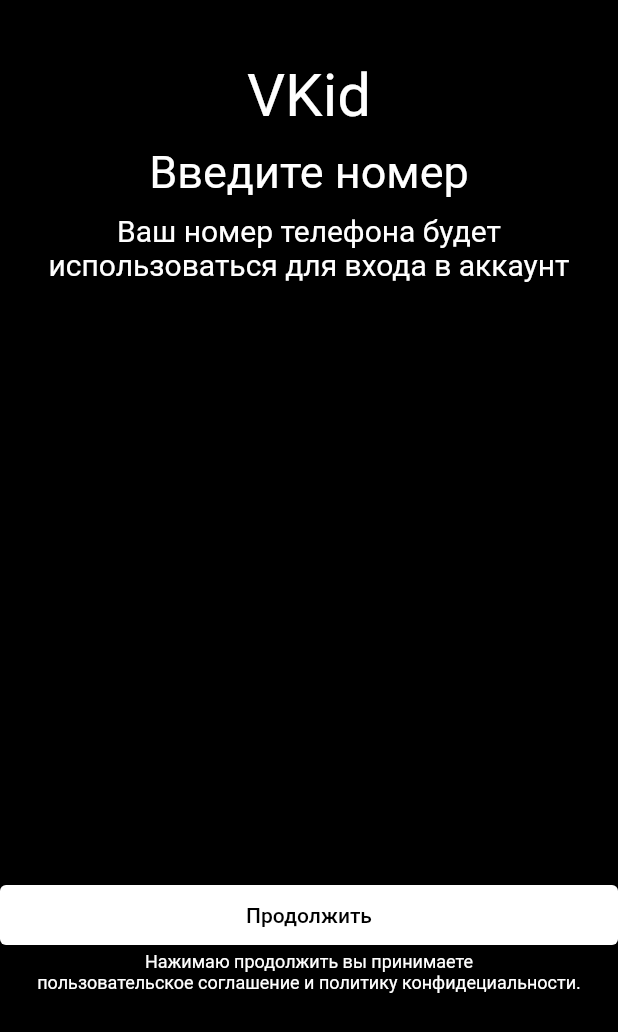
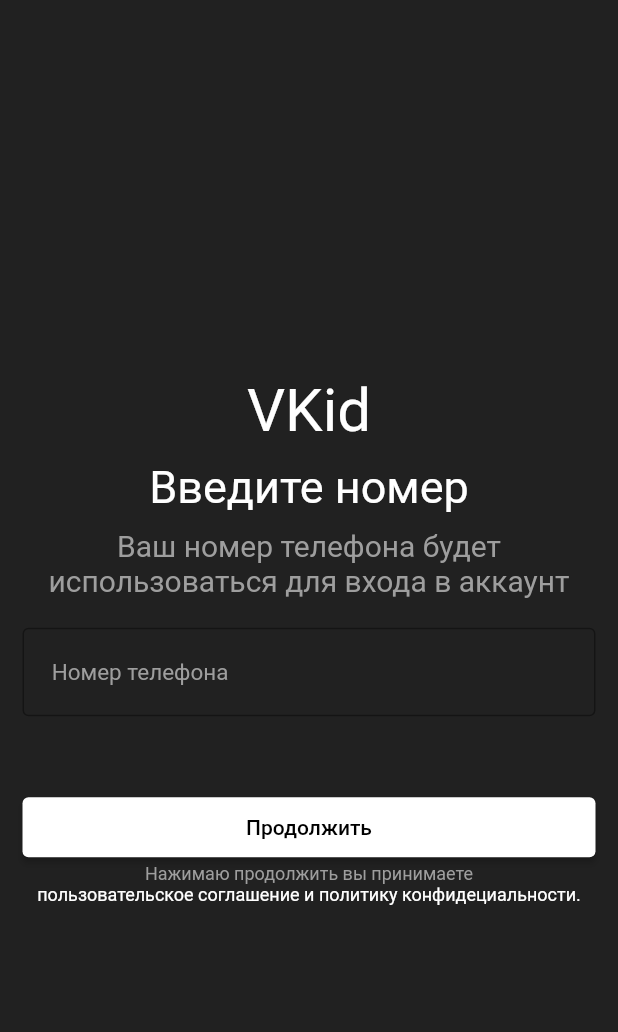
Before and after one commit to Arcticsniper1990/VK_flutter, a Flutter app: the RegistrWidget screen opened directly, on a phone screen of 412 x 824 dp. Shown: the top 1032 px of the screen. Run offline on Flutter 3.47's test engine with Material 2 defaults, Android fonts, the phone set to English and light mode, and no system bars.

Commit message:
registr.dart update

```diff
--- a/lib/widgets/registr/registr.dart
+++ b/lib/widgets/registr/registr.dart
@@ -11,10 +11,11 @@
   @override
   Widget build(BuildContext context) {
     return Scaffold(
-      backgroundColor: Colors.black,
-      body: Center(
-        child: Column(children: [
-          SizedBox(height: 40),
+      backgroundColor: Colors.grey.shade900,
+      body: Container(
+        padding: EdgeInsets.all(15),
+        child: Column(mainAxisAlignment: MainAxisAlignment.center, children: [
+          SizedBox(height: 30),
           Text(
             'VKid',
             style: TextStyle(color: Colors.white, fontSize: 40),
@@ -27,20 +28,44 @@
           SizedBox(height: 10),
           Text(
             'Ваш номер телефона будет использоваться для входа в аккаунт',
-            style: TextStyle(color: Colors.white, fontSize: 20) , textAlign: TextAlign.center,
+            style: TextStyle(color: Colors.grey.shade500, fontSize: 20),
+            textAlign: TextAlign.center,
           ),
-          TextField(),
-          SizedBox(height: 350),
-          ElevatedButton(style: ElevatedButton.styleFrom(
-                primary: Colors.white, minimumSize: Size.fromHeight(40)),
-              onPressed: () {}, child: Text('Продолжить',  style: TextStyle(color: Colors.black,),)),
-          Text(
-            'Нажимаю продолжить вы принимаете',
-            style: TextStyle(color: Colors.white, fontSize: 12), textAlign: TextAlign.center,
+          SizedBox(height: 20),
+          TextField(
+            style: TextStyle(color: Colors.white),
+            decoration: InputDecoration(
+                border: OutlineInputBorder(),
+                hintText: '  Номер телефона',
+                hintStyle: TextStyle(color: Colors.grey.shade500, fontSize: 15),
+                enabled: true),
           ),
-          Text(
-            'пользовательское соглашение и политику конфидециальности.',
-            style: TextStyle(color: Colors.white, fontSize: 12), textAlign: TextAlign.center,
+          SizedBox(height: 50),
+          Container(
+            alignment: Alignment.bottomCenter,
+            // height: double.infinity,
+            child: Column(mainAxisAlignment: MainAxisAlignment.end, children: [
+              ElevatedButton(
+                  style: ElevatedButton.styleFrom(
+                      primary: Colors.white, minimumSize: Size.fromHeight(40)),
+                  onPressed: () {},
+                  child: Text(
+                    'Продолжить',
+                    style: TextStyle(
+                      color: Colors.black,
+                    ),
+                  )),
+              Text(
+                'Нажимаю продолжить вы принимаете',
+                style: TextStyle(color: Colors.grey.shade500, fontSize: 12),
+                textAlign: TextAlign.center,
+              ),
+              Text(
+                'пользовательское соглашение и политику конфидециальности.',
+                style: TextStyle(color: Colors.white, fontSize: 12),
+                textAlign: TextAlign.center,
+              ),
+            ]),
           ),
         ]),
       ),
```
